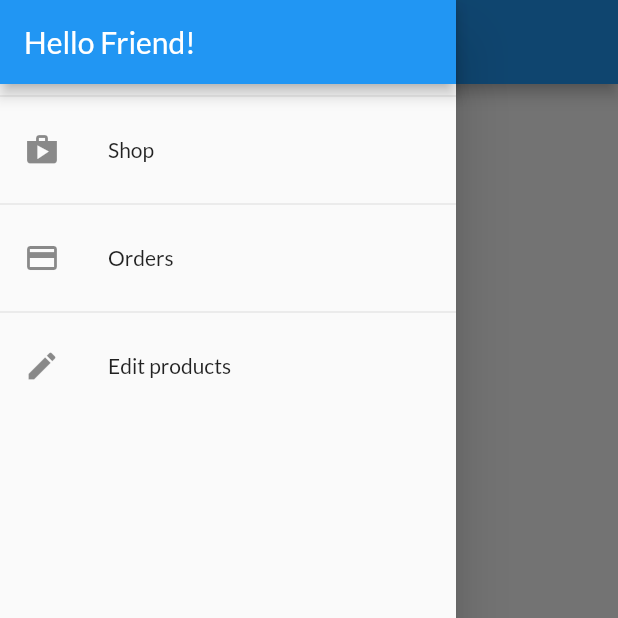
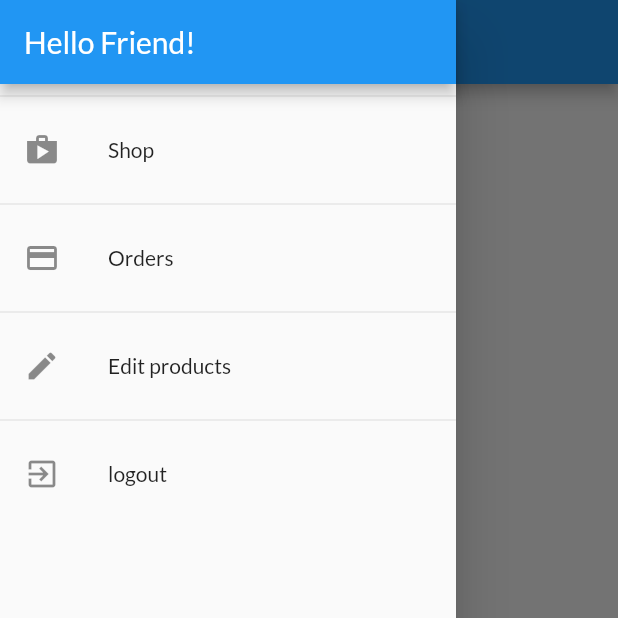
Before and after one commit to rahulkarki312/cart_app, a Flutter app: the OrdersScreen screen opened by its route, with the side drawer open, on a phone screen of 412 x 824 dp, the top half of it. Run offline on Flutter 3.47's test engine with Material 2 defaults, Android fonts, the phone set to English and light mode, and no system bars; network calls fail.

Commit message:
user logout added

```diff
--- a/lib/providers/products.dart
+++ b/lib/providers/products.dart
@@ -68,6 +68,7 @@ class Products with ChangeNotifier {
         // to filter and fetch/set only products added by that user (Only for firebase backend). Filtered by the 'creatorId' key which is equal to the logged in 'userId
         // for this to work, you must modify the rules on firebase console
         'https://my-project-e0439-default-rtdb.firebaseio.com/products.json?auth=$authToken&$filterString');
+    // 'https://my-project-e0439-default-rtdb.firebaseio.com/products.json?auth=$authToken');
     try {
       final response = await http.get(url);
       final extractedData = json.decode(response.body) as Map<String, dynamic>;
--- a/lib/widgets/app_drawer.dart
+++ b/lib/widgets/app_drawer.dart
@@ -2,6 +2,8 @@ import 'package:flutter/material.dart';
 
 import '../screens/orders_screen.dart';
 import '../screens/user_products_screen.dart';
+import 'package:provider/provider.dart';
+import '../providers/auth.dart';
 
 class AppDrawer extends StatelessWidget {
   @override
@@ -39,6 +41,15 @@ class AppDrawer extends StatelessWidget {
                   .pushReplacementNamed(UserProductsScreen.routeName);
             },
           ),
+          Divider(),
+          ListTile(
+            leading: Icon(Icons.exit_to_app),
+            title: Text('logout'),
+            onTap: () {
+              Navigator.of(context).pop();
+              Provider.of<Auth>(context, listen: false).logout();
+            },
+          ),
         ],
       ),
     );
```
Also changed, not shown: lib/providers/auth.dart (+7 -0 lines).
